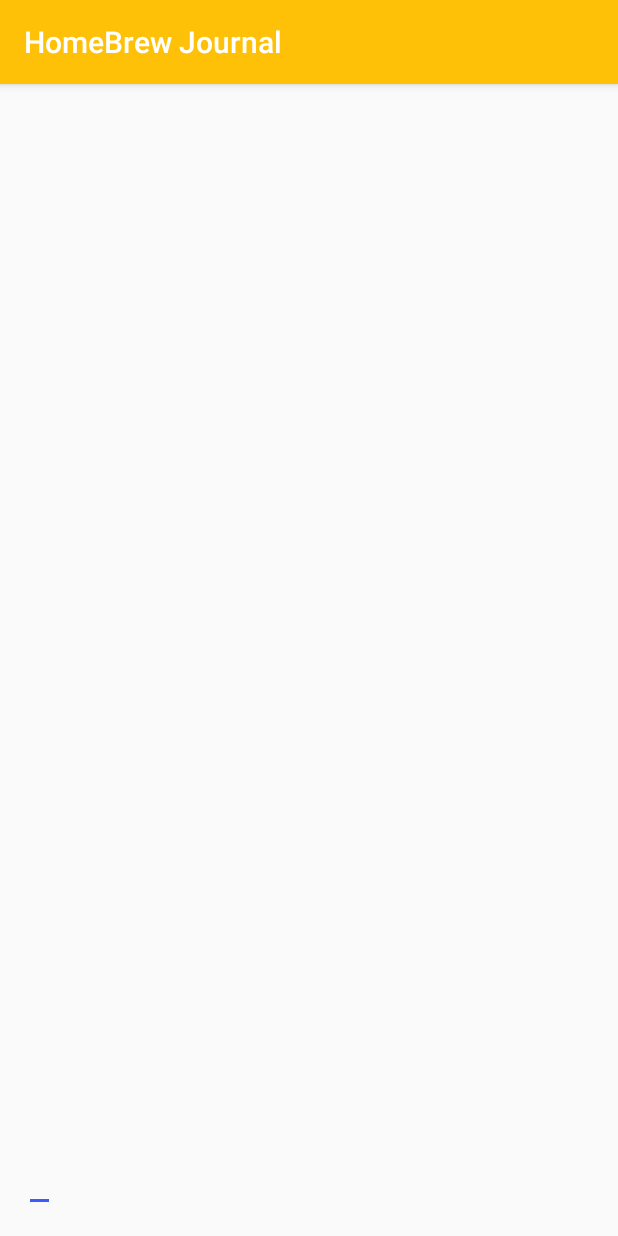
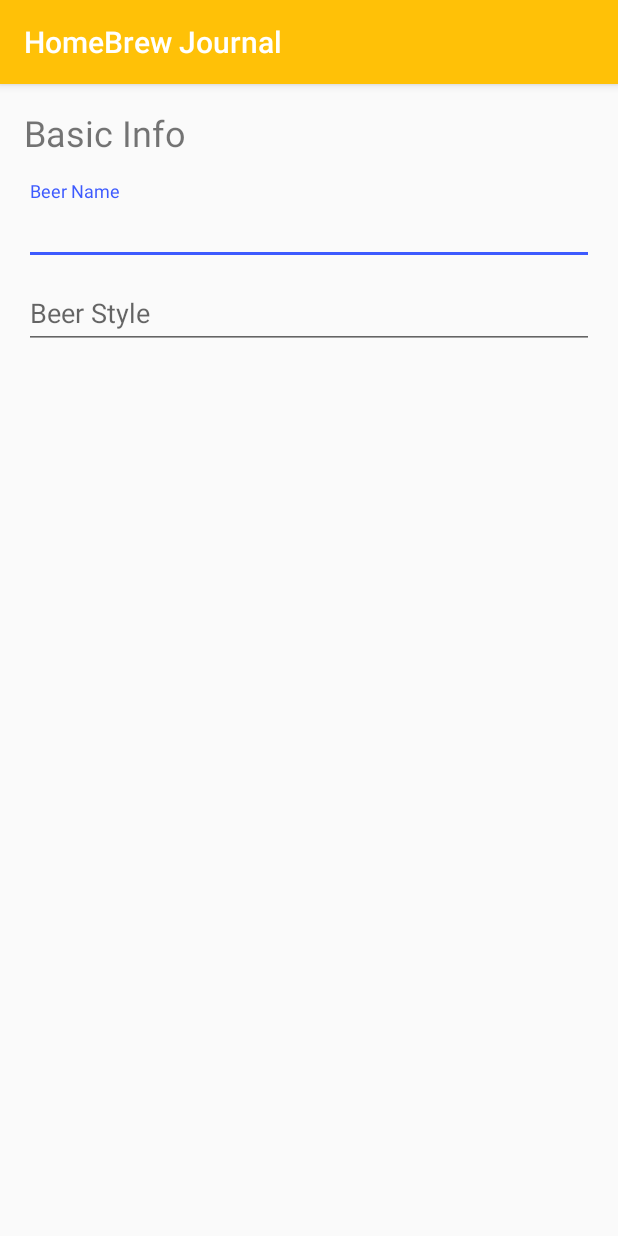
Before and after one commit to AleksanderSleszynski/HomeBrew-Journal, an Android app: the DetailActivity screen opened directly, with no data from a screen before it, on a phone screen of 412 x 824 dp. Run offline under Robolectric (Android 15) with nearby library versions, the phone set to English and light mode, and no system bars.

Commit message:
feat: Add Views in DetailActivity.xml

```diff
--- a/app/src/main/res/layout/activity_detail.xml
+++ b/app/src/main/res/layout/activity_detail.xml
@@ -7,12 +7,19 @@
     android:paddingLeft="@dimen/activity_horizontal_margin"
     android:paddingRight="@dimen/activity_horizontal_margin"
     android:paddingTop="@dimen/activity_vertical_margin"
-    android:orientation="horizontal"
+    android:orientation="vertical"
     tools:context="com.example.julian.homebrewjournal.DetailActivity">
 
+    <TextView
+        android:layout_width="match_parent"
+        android:layout_height="wrap_content"
+        android:text="@string/basic_info_detail_textView"
+        android:textSize="24sp"
+        android:layout_marginBottom="16dp"/>
+
     <android.support.design.widget.TextInputLayout
-        android:layout_width="wrap_content"
-        android:layout_height="match_parent">
+        android:layout_width="match_parent"
+        android:layout_height="wrap_content">
 
         <EditText
             android:layout_width="match_parent"
@@ -21,4 +28,15 @@
 
     </android.support.design.widget.TextInputLayout>
 
+    <android.support.design.widget.TextInputLayout
+        android:layout_width="match_parent"
+        android:layout_height="wrap_content">
+
+        <EditText
+            android:layout_width="match_parent"
+            android:layout_height="match_parent"
+            android:hint="Beer Style"/>
+
+    </android.support.design.widget.TextInputLayout>
+
 </LinearLayout>
--- a/app/src/main/res/values/strings.xml
+++ b/app/src/main/res/values/strings.xml
@@ -1,4 +1,5 @@
 <resources>
     <string name="app_name">HomeBrew Journal</string>
     <string name="action_settings">Settings</string>
+    <string name="basic_info_detail_textView">Basic Info</string>
 </resources>
```
